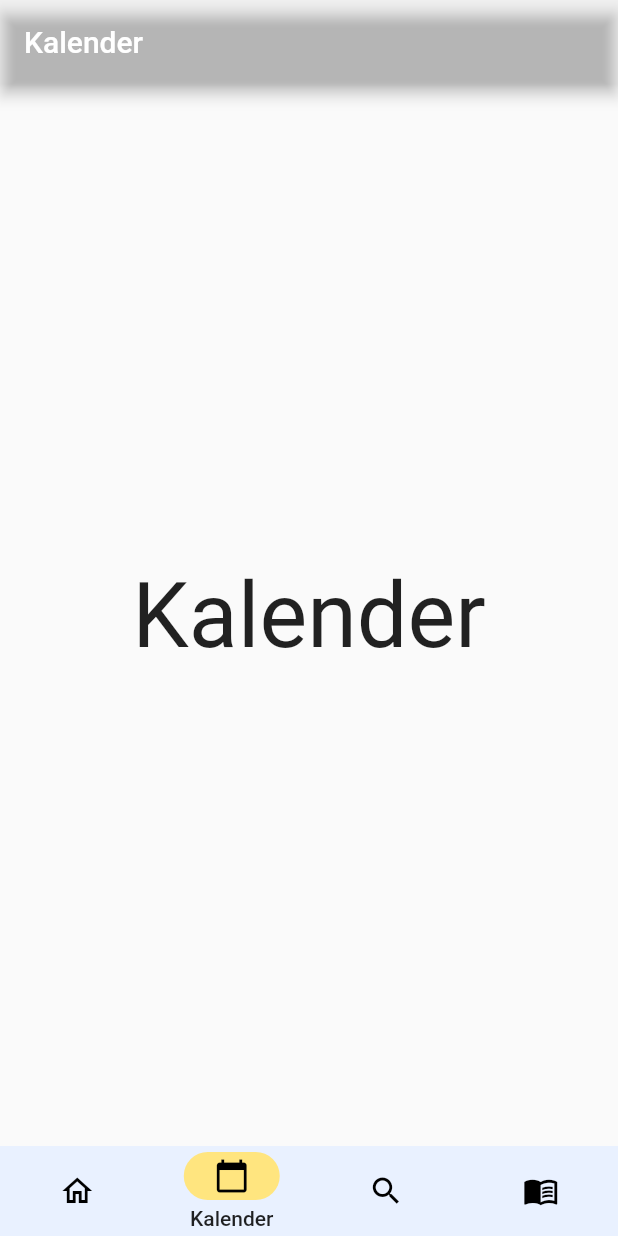
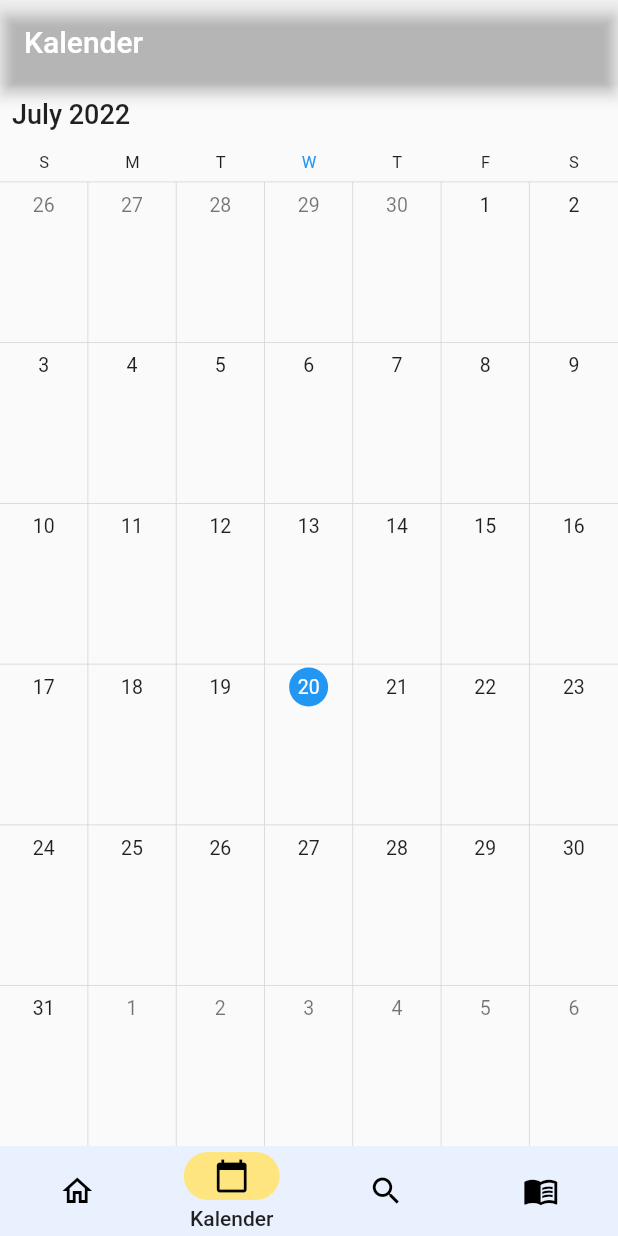
Before and after one commit to Rysalb/tubes-mobile, a Flutter app: the screen it shows once a user with an empty profile is signed in, item 2 of the bottom bar chosen, on a phone screen of 412 x 824 dp. Run offline on Flutter 3.47's test engine with Material 2 defaults, Android fonts, the phone set to English and light mode, and no system bars; drawn by our look-alikes of syncfusion_flutter_calendar; our stand-ins replace firebase_auth, firebase_core, firebase_messaging, shared_preferences; missing offline and left inert: dart:ffi; accounts and stored records are empty.

```diff
--- a/lib/main.dart
+++ b/lib/main.dart
@@ -49,7 +49,7 @@ class _MyAppState extends State<MyApp> {
       providers: [
         ChangeNotifierProvider(
           create: (context) => NotesOperation(),
-        )
+        ),
       ],
       child: ReloadApp(
         builder: (context) => MaterialApp(
--- a/lib/page/kalender_page.dart
+++ b/lib/page/kalender_page.dart
@@ -1,4 +1,5 @@
 import 'package:flutter/material.dart';
+import 'package:syncfusion_flutter_calendar/calendar.dart';
 
 class kalenderPage extends StatelessWidget {
   const kalenderPage({Key? key}) : super(key: key);
@@ -10,11 +11,31 @@ class kalenderPage extends StatelessWidget {
         backgroundColor: const Color(0x00f1f1f1),
         title: Text('Kalender'),
       ),
-      body: Center(
-          child: Text(
-        'Kalender',
-        style: TextStyle(fontSize: 60),
-      )),
+      body: SfCalendar(
+        view: CalendarView.month,
+        // dataSource: MeetingDataSource(getAppointments()),
+      ),
     );
   }
 }
+
+// List<Appointment> getAppointments() {
+//   List<Appointment> meetings = <Appointment>[];
+//   final DateTime today = DateTime.now();
+//   final DateTime startTime =
+//       DateTime(today.year, today.month, today.day, 9, 0, 0);
+//   final DateTime endTime = startTime.add(const Duration(hours: 2));
+
+//   meetings.add(Appointment(
+//       startTime: startTime,
+//       endTime: endTime,
+//       subject: 'tidur',
+//       color: Colors.blue));
+//   return meetings;
+// }
+
+// class MeetingDataSource extends CalendarDataSource {
+//   MeetingDataSource(List<Appointment> source) {
+//     appointments = source;
+//   }
+// }
--- a/pubspec.yaml
+++ b/pubspec.yaml
@@ -46,6 +46,7 @@ dependencies:
   http: ^0.13.4
   dio: ^4.0.6
   html: ^0.15.0
+  syncfusion_flutter_calendar: ^20.2.38
 
 #   flutter_launcher_icons: ^0.9.2
 
```
Also changed, not shown: pubspec.lock.
